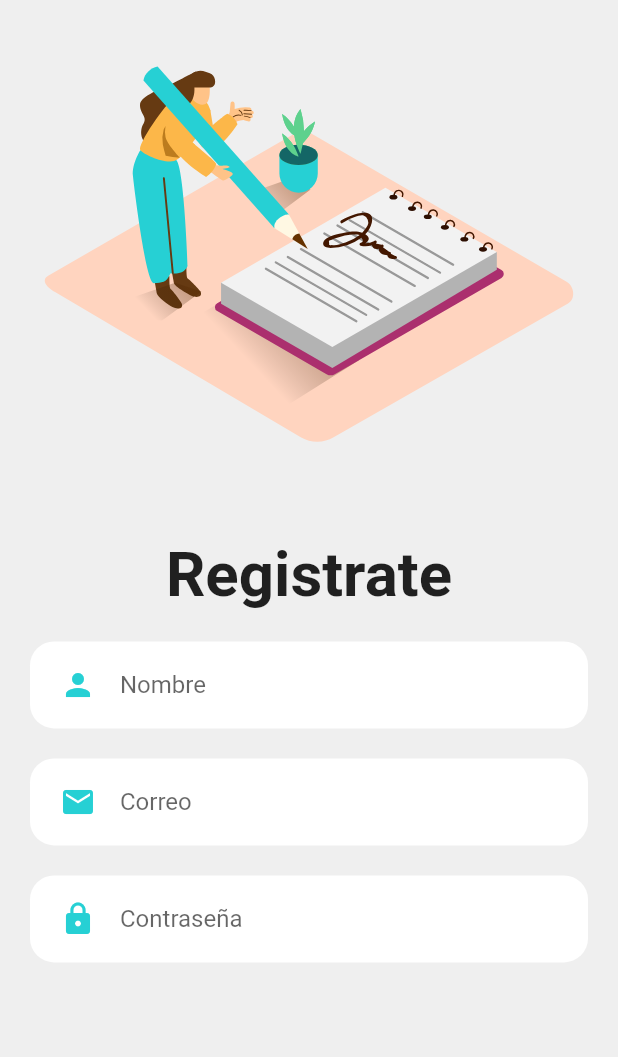
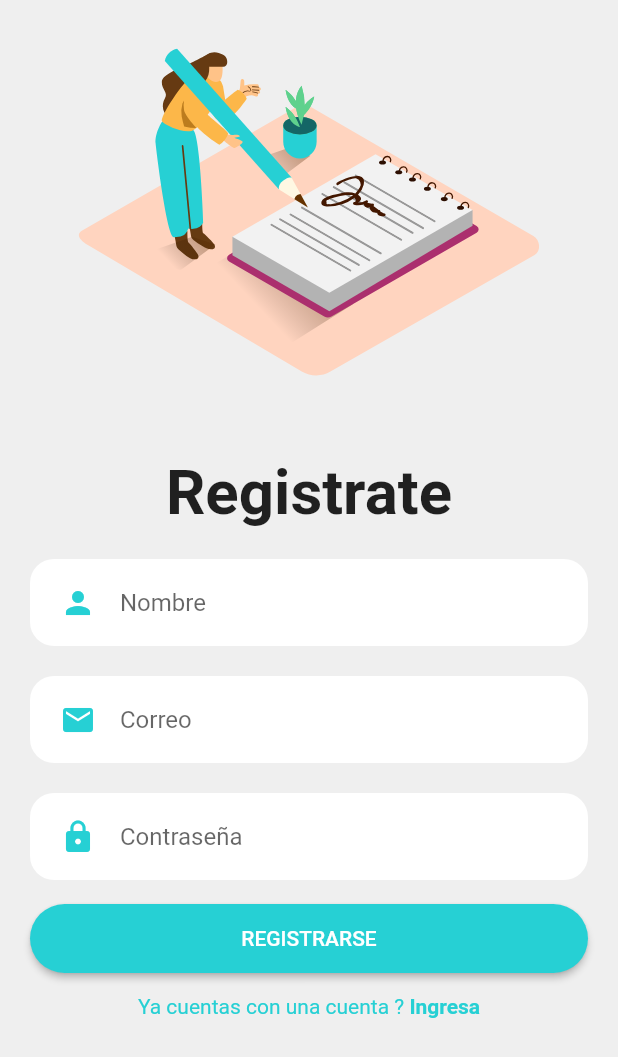
Before and after one commit to asloth/emcare, a Flutter app: the screen it shows after launch, swiped to page 2, on a phone screen of 412 x 824 dp. Shown: the top 1057 px of the screen. Run offline on Flutter 3.47's test engine with Material 2 defaults, Android fonts, the phone set to English and light mode, and no system bars; our stand-ins replace firebase_auth, firebase_core, flutter_svg; accounts and stored records are empty.

Commit message:
interfaces no problem casi terminadas

```diff
--- a/lib/src/presentation/screens/login/widgets/already_have_an_account_check.dart
+++ b/lib/src/presentation/screens/login/widgets/already_have_an_account_check.dart
@@ -15,19 +15,19 @@ class AlreadyHaveAnAccountCheck extends StatelessWidget {
   Widget build(BuildContext context) {
     return Padding(
       padding: EdgeInsets.symmetric(
-        vertical: 10,
+        vertical: 8,
       ),
       child: Row(
         mainAxisAlignment: MainAxisAlignment.center,
         children: <Widget>[
           Text(
-            login ? "Don’t have an Account ? " : "Already have an Account ? ",
+            login ? "No tienes una cuenta ? " : "Ya cuentas con una cuenta ? ",
             style: TextStyle(color: kPrimaryColor),
           ),
           GestureDetector(
             onTap: press,
             child: Text(
-              login ? "Sign Up" : "Sign In",
+              login ? "Registrate" : "Ingresa",
               style: TextStyle(
                 color: kPrimaryColor,
                 fontWeight: FontWeight.bold,
--- a/lib/src/presentation/screens/login/widgets/body.dart
+++ b/lib/src/presentation/screens/login/widgets/body.dart
@@ -40,19 +40,19 @@ class LoginBody extends StatelessWidget {
                 ? Column(
                     crossAxisAlignment: CrossAxisAlignment.stretch,
                     children: [
-                      SizedBox(
-                        height: size.width * 0.8,
-                        width: size.width,
+                      Flexible(
+                        flex: 2,
                         child: Padding(
                           padding: const EdgeInsets.all(8.0),
-                          child: FittedBox(
-                            child: SvgPicture.asset(
-                              'assets/imgs/note_taking_isometric.svg',
-                            ),
+                          child: SvgPicture.asset(
+                            'assets/imgs/note_taking_isometric.svg',
                           ),
                         ),
                       ),
-                      SignUpForm(),
+                      Flexible(
+                        flex: 4,
+                        child: SignUpForm(),
+                      ),
                     ],
                   )
                 : Row(
--- a/lib/src/presentation/screens/login/widgets/hero.dart
+++ b/lib/src/presentation/screens/login/widgets/hero.dart
@@ -15,10 +15,8 @@ class LoginHero extends StatelessWidget {
         horizontal: 30,
         vertical: 20,
       ),
-      child: FittedBox(
-        child: SvgPicture.asset(
-          assetdir,
-        ),
+      child: SvgPicture.asset(
+        assetdir,
       ),
     );
   }
--- a/lib/src/presentation/screens/login/widgets/sign_up_form.dart
+++ b/lib/src/presentation/screens/login/widgets/sign_up_form.dart
@@ -1,4 +1,6 @@
+import 'package:emcare/constants.dart';
 import 'package:emcare/src/presentation/components/input-field.dart';
+import 'package:emcare/src/presentation/screens/login/widgets/already_have_an_account_check.dart';
 import 'package:emcare/src/presentation/screens/login/widgets/hero.dart';
 import 'package:emcare/src/presentation/screens/login/widgets/title.dart';
 import 'package:flutter/material.dart';
@@ -13,8 +15,9 @@ class SignUpForm extends StatefulWidget {
 class _SignUpFormState extends State<SignUpForm> {
   @override
   Widget build(BuildContext context) {
-    return Expanded(
-      child: Container(
+    Size size = MediaQuery.of(context).size;
+
+    return Container(
       padding: EdgeInsets.symmetric(
         vertical: 20,
         horizontal: 20,
@@ -37,8 +40,31 @@ class _SignUpFormState extends State<SignUpForm> {
             icon: Icons.lock,
             secretField: true,
           ),
+          Padding(
+            padding: EdgeInsets.symmetric(
+              vertical: 5,
+            ),
+            child: ElevatedButton(
+              style: ElevatedButton.styleFrom(
+                primary: kPrimaryColor,
+                shape: StadiumBorder(),
+                padding: EdgeInsets.symmetric(
+                  vertical: 15,
+                ),
+              ),
+              onPressed: () => {},
+              child: Text(
+                'REGISTRARSE',
+                style: TextStyle(
+                    // fontSize: size.height * 0.022,
+                    ),
+              ),
+            ),
+          ),
+          AlreadyHaveAnAccountCheck(
+            login: false,
+          )
         ],
-        ),
       ),
     );
   }
```
Lines whose indentation alone changed are shown as unchanged.
